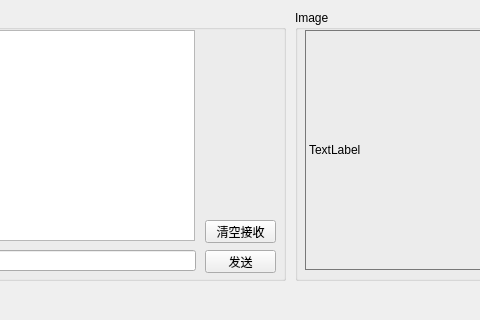
This is GroundStation/mainwindow.ui in CopterWithCamera/GroundStation as Qt 5 draws it before an edit; both pictures show x 225 to 705 and y 0 to 320 of the 950 by 483 pixel window. The edited form follows.
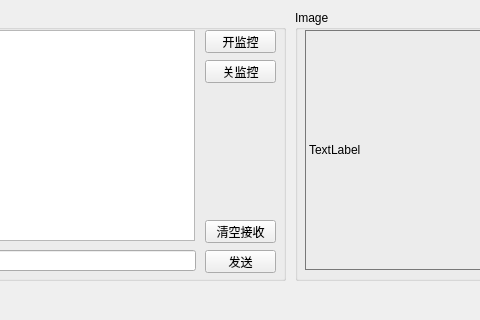
This is the edited form.

The edit to the form file:
```diff
--- a/GroundStation/mainwindow.ui
+++ b/GroundStation/mainwindow.ui
@@ -224,6 +224,32 @@
       <string>发送</string>
      </property>
     </widget>
+    <widget class="QPushButton" name="Button_Opentrans">
+     <property name="geometry">
+      <rect>
+       <x>310</x>
+       <y>20</y>
+       <width>71</width>
+       <height>23</height>
+      </rect>
+     </property>
+     <property name="text">
+      <string>开监控</string>
+     </property>
+    </widget>
+    <widget class="QPushButton" name="Button_Closetrans">
+     <property name="geometry">
+      <rect>
+       <x>310</x>
+       <y>50</y>
+       <width>71</width>
+       <height>23</height>
+      </rect>
+     </property>
+     <property name="text">
+      <string>关监控</string>
+     </property>
+    </widget>
    </widget>
    <widget class="QGroupBox" name="groupBox_2">
     <property name="geometry">
```
